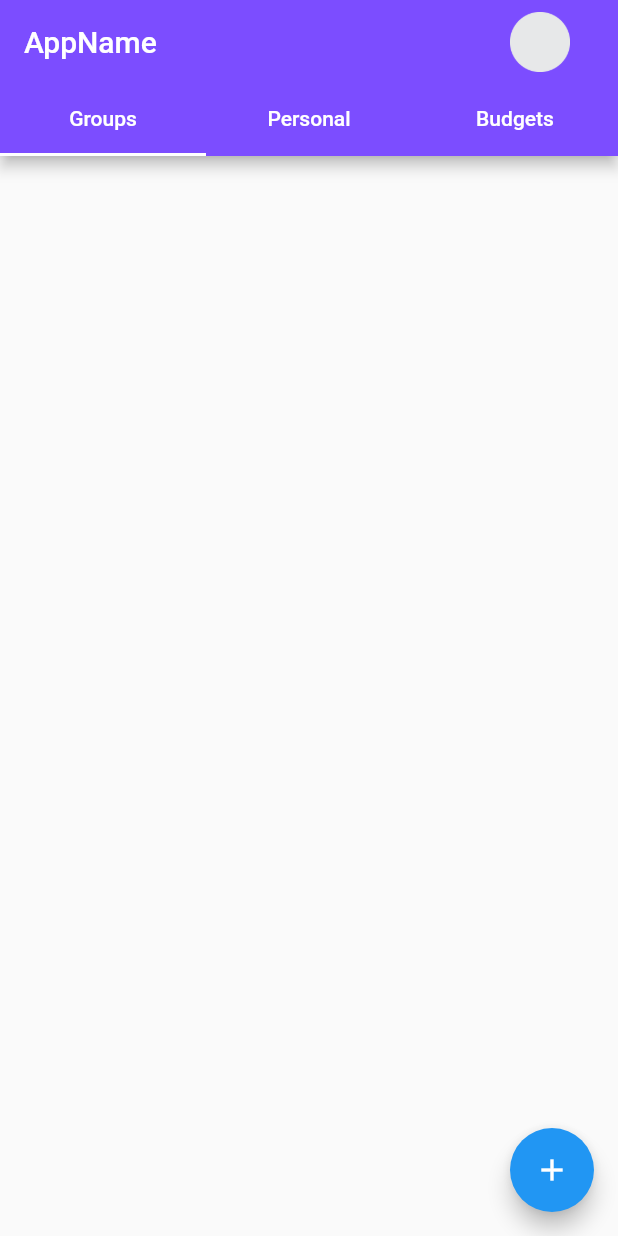
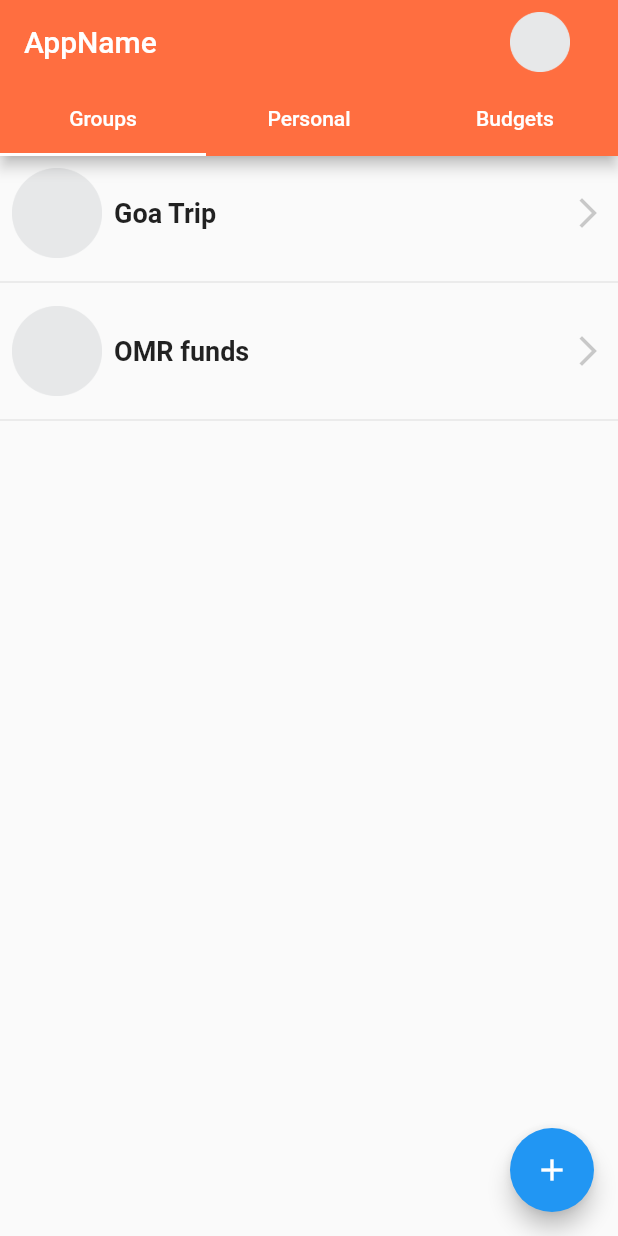
Before and after one commit to tinomaxthayil/raku_pay, a Flutter app: the HomePage screen opened directly, on a phone screen of 412 x 824 dp. Run offline on Flutter 3.47's test engine with Material 2 defaults, Android fonts, the phone set to English and light mode, and no system bars.

```diff
--- a/lib/pages/groupPage.dart
+++ b/lib/pages/groupPage.dart
@@ -23,6 +23,8 @@ class _GroupPageState extends State<GroupPage> {
 
   @override
   Widget build(BuildContext context) {
-    return Container();
+    return ListView(
+      children: gwlist
+    );
   }
 }
--- a/lib/pages/homePage.dart
+++ b/lib/pages/homePage.dart
@@ -17,7 +17,7 @@ class _HomePageState extends State<HomePage> with SingleTickerProviderStateMixin
   List<Transaction> tlist = [new Transaction("abcd", "efgh", "", "", 1000.0),
     new Transaction("efgh", "ijkl", "", "", 200.0), new Transaction("efgh", "abcd", "", "", 500.0),];
 
-  List<Group> glist = [new Group("Kuriakose", "Go Trip", ["Kuriakose", "Tino", "Jithin"], [100.0,20.0,500.0], [false,false,false]),
+  List<Group> glist = [new Group("Kuriakose", "Goa Trip", ["Kuriakose", "Tino", "Jithin"], [100.0,20.0,500.0], [false,false,false]),
     new Group("Kuriakose", "OMR funds", ["Kuriakose","Tino", "Jithin"], [200.0,200.0,500.0], [false,false,false]),];
 
 
@@ -48,7 +48,7 @@ class _HomePageState extends State<HomePage> with SingleTickerProviderStateMixin
             MaterialButton(
               onPressed: () {
 								print("Profile Pressed");
-								Navigator.of(context).push(new MaterialPageRoute(builder: (BuildContext context) => new AccountPage(tlist)));
+								Navigator.of(context).push(new MaterialPageRoute(builder: (BuildContext context) => new AccountPage("Kuriakose Eldho",tlist)));
 							},
               child: Image(
                 image: new AssetImage('assets/userPic.png'),
@@ -64,7 +64,7 @@ class _HomePageState extends State<HomePage> with SingleTickerProviderStateMixin
             "AppName",
             style: new TextStyle(color: Colors.white),
           ),
-          backgroundColor: Colors.deepPurpleAccent,
+          backgroundColor: Colors.deepOrangeAccent,
           bottom: TabBar(
             indicatorColor: Colors.white,
             controller: controller,
--- a/lib/ui/tiles.dart
+++ b/lib/ui/tiles.dart
@@ -21,15 +21,29 @@ class GroupTile extends StatelessWidget {
     return Container(
       child: InkWell(
         onTap: () => _onTap(),
-        child: Row(
-          children: <Widget>[
-            Image(
+        child: Padding(
+          padding: const EdgeInsets.all(8.0),
+          child: Row(
+            children: <Widget>[
+              Image(
 							image: new AssetImage('assets/userPic.png'),
-							height: 150.0,
-							width: 150.0,
-						),
-            Text(gname),
-          ],
+							height: 60.0,
+							width: 60.0,
+						  ),
+              SizedBox(
+                width: 8.0,
+              ),
+              Text(gname, style: TextStyle(fontSize: 18.0, fontWeight: FontWeight.bold)),
+              Expanded(
+                child: Container(),
+              ),
+              Icon(
+                Icons.arrow_forward_ios,
+                color: Color(0x33000000),
+              ),
+
+            ],
+          ),
         ),
       ),
     );
```
Also changed, not shown: lib/pages/accountPage.dart (+27 -8 lines).
